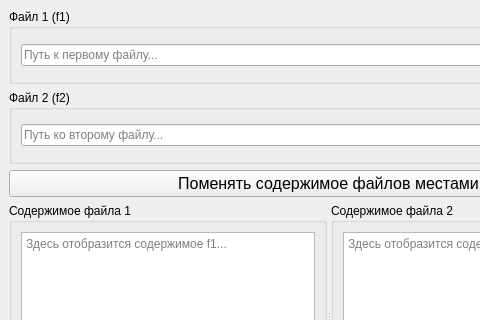
Qt form Qt/6_3/mainwindow.ui (1Creech12/C-DZ) before a commit; both pictures show x 0 to 480 and y 0 to 320 of the 657 by 445 pixel window.
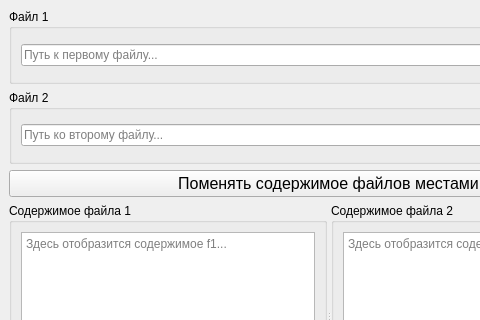
The same form after that commit.

Diff of the .ui file:
```diff
--- a/Qt/6_3/mainwindow.ui
+++ b/Qt/6_3/mainwindow.ui
@@ -18,7 +18,7 @@
     <item>
      <widget class="QGroupBox" name="groupBox1">
       <property name="title">
-       <string>Файл 1 (f1)</string>
+       <string>Файл 1</string>
       </property>
       <layout class="QHBoxLayout" name="horizontalLayout1">
        <item>
@@ -41,7 +41,7 @@
     <item>
      <widget class="QGroupBox" name="groupBox2">
       <property name="title">
-       <string>Файл 2 (f2)</string>
+       <string>Файл 2</string>
       </property>
       <layout class="QHBoxLayout" name="horizontalLayout2">
        <item>
```
Left out of the diff: 2 changed lines with no effect on the pictures.
